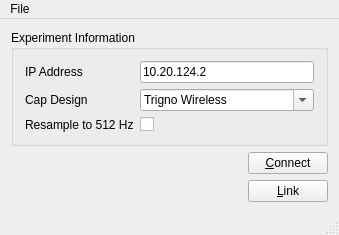
Old version of the form window/mainwindow.ui in the repository Zentetsu/TrignoWireless.
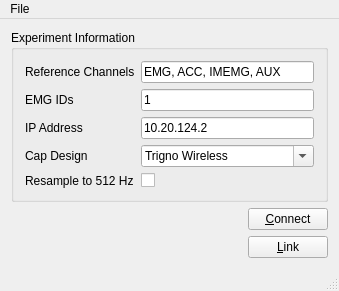
New version of the form.

Commit message: adding EMG, ACC, IMEMG and AUX between TW and LR

```diff
--- a/window/mainwindow.ui
+++ b/window/mainwindow.ui
@@ -24,25 +24,53 @@
                         <item row="0" column="0">
                             <widget class="QLabel" name="label">
                                 <property name="text">
-                                    <string>IP Address</string>
+                                    <string>Reference Channels</string>
                                 </property>
                             </widget>
                         </item>
                         <item row="0" column="1">
-                            <widget class="QLineEdit" name="ip_address">
+                            <widget class="QLineEdit" name="reference_channels">
                                 <property name="text">
-                                    <string>10.20.124.2</string>
+                                    <string>EMG, ACC, IMEMG, AUX</string>
+                                </property>
+                            </widget>
+                        </item>
+                        <item row="1" column="0">
+                            <widget class="QLabel" name="label_2">
+                                <property name="text">
+                                    <string>EMG IDs</string>
+                                </property>
+                            </widget>
+                        </item>
+                        <item row="1" column="1">
+                            <widget class="QLineEdit" name="reference_EMG">
+                                <property name="text">
+                                    <string>1</string>
                                 </property>
                             </widget>
                         </item>
                         <item row="2" column="0">
                             <widget class="QLabel" name="label_3">
                                 <property name="text">
-                                    <string>Cap Design</string>
+                                    <string>IP Address</string>
                                 </property>
                             </widget>
                         </item>
                         <item row="2" column="1">
+                            <widget class="QLineEdit" name="ip_address">
+                                <property name="text">
+                                    <string>10.20.124.2</string>
+                                </property>
+                            </widget>
+                        </item>
+                        <item row="3" column="0">
+                            <widget class="QLabel" name="label_4">
+                                <property name="text">
+                                    <string>Cap Design</string>
+                                </property>
+                            </widget>
+                        </item>
+                        <item row="3" column="1">
                             <widget class="QComboBox" name="EMG_design">
                                 <property name="editable">
                                     <bool>true</bool>
@@ -54,14 +82,14 @@
                                 </item>
                             </widget>
                         </item>
-                        <item row="5" column="0">
+                        <item row="4" column="0">
                             <widget class="QLabel" name="label_5">
                                 <property name="text">
                                     <string>Resample to 512 Hz</string>
                                 </property>
                             </widget>
                         </item>
-                        <item row="5" column="1">
+                        <item row="4" column="1">
                             <widget class="QCheckBox" name="resampling_on">
                             </widget>
                         </item>
@@ -108,7 +136,7 @@
             <item>
                 <layout class="QHBoxLayout" name="horizontalLayout2">
                     <item>
-                        <spacer name="horizontalSpacer">
+                        <spacer name="horizontal_spacer_2">
                             <property name="orientation">
                                 <enum>Qt::Horizontal</enum>
                             </property>
```
Left out of the diff: 8 changed lines with no effect on the pictures. The commit also changes 6 other files.
